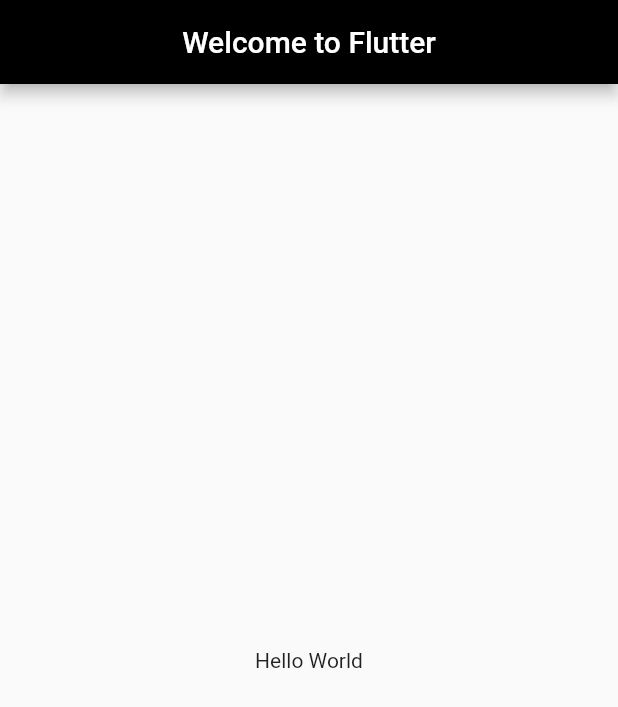
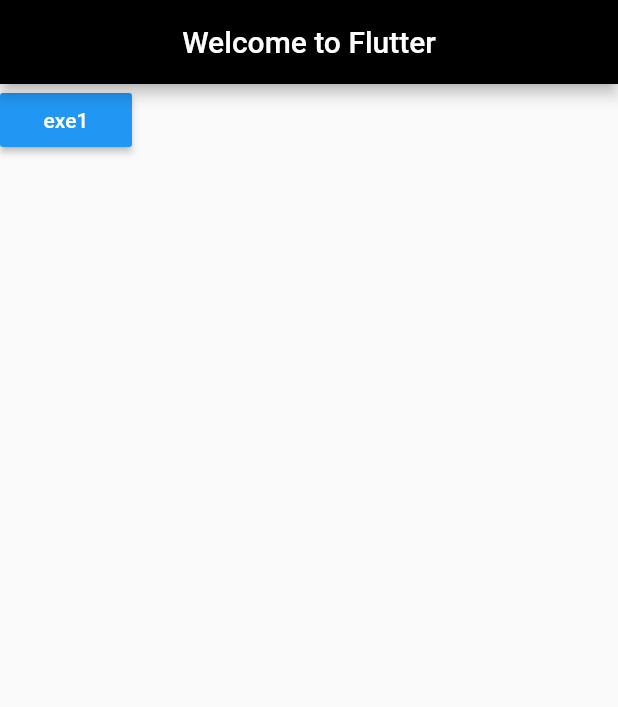
Before and after one commit to intererting/FlutterDemo, a Flutter app: the screen it shows after launch, on a phone screen of 412 x 824 dp. Shown: the top 707 px of the screen. Run offline on Flutter 3.47's test engine with Material 2 defaults, Android fonts, the phone set to English and light mode, and no system bars.

Commit message:
commit 1

```diff
--- /dev/null
+++ b/lib/home.dart
@@ -0,0 +1,30 @@
+import 'package:flutter/material.dart';
+
+class Home extends StatelessWidget {
+  Home({Key key}) : super(key: key) {}
+
+  @override
+  Widget build(BuildContext context) {
+    return new Scaffold(
+      appBar: new AppBar(
+        title: new Text('Welcome to Flutter'),
+        centerTitle: true,
+      ),
+      body: new Column(
+        children: <Widget>[
+          new RaisedButton(
+            onPressed: () {
+              Navigator.of(context).pushNamed('/exe1');
+            },
+            color: Colors.blue,
+            child: new Container(
+              child: new Text('exe1',style: new TextStyle(
+                color: Colors.white
+              ),),
+            ),
+          )
+        ],
+      ),
+    );
+  }
+}
--- a/lib/main.dart
+++ b/lib/main.dart
@@ -1,4 +1,6 @@
 import 'package:flutter/material.dart';
+import 'package:flutter_demo/home.dart';
+import 'package:flutter_demo/ui_exe/exe_1.dart';
 
 void main() => runApp(new MyApp());
 
@@ -9,17 +11,12 @@ class MyApp extends StatelessWidget {
     return new MaterialApp(
       debugShowCheckedModeBanner: false,
       theme: new ThemeData(
-        primaryColor: Colors.black,
+        primaryColor: Colors.black
       ),
-      home: new Scaffold(
-        appBar: new AppBar(
-          title: new Text('Welcome to Flutter'),
-          centerTitle: true,
-        ),
-        body: new Center(
-          child: new Text('Hello World'),
-        ),
-      ),
+      home: new Home(),
+      routes: <String, WidgetBuilder>{
+        '/exe1': (BuildContext context) => new Exe1()
+      },
     );
   }
 }
```
Also changed, not shown: lib/ui_exe/exe_1.dart (added, +20 -0 lines).
